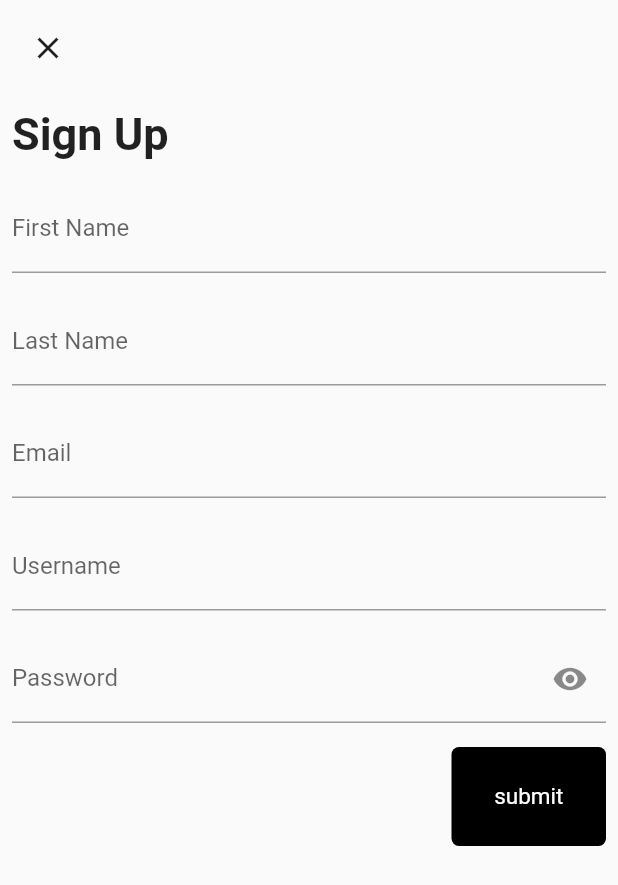
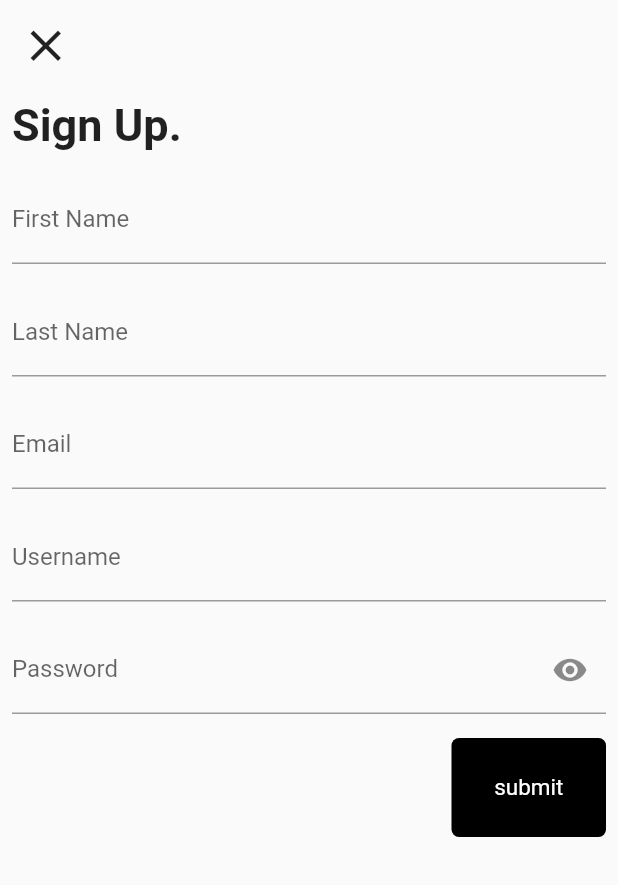
Before and after one commit to moak13/auth_app, a Flutter app: the SignupView screen opened by its route, on a phone screen of 412 x 824 dp. Shown: the top 885 px of the screen. Run offline on Flutter 3.47's test engine with Material 2 defaults, Android fonts, the phone set to English and light mode, and no system bars; our stand-ins replace auto_route, data_connection_checker, equatable, floor, get_it, shared_preferences and 2 more; accounts and stored records are empty.

Commit message:
ui touches

```diff
--- a/lib/features/login/view/login_view.dart
+++ b/lib/features/login/view/login_view.dart
@@ -27,7 +27,7 @@ class _LoginViewState extends State<LoginView> {
             child: ListView(
               children: <Widget>[
                 Padding(
-                  padding: const EdgeInsets.all(8.0),
+                  padding: const EdgeInsets.all(5.0),
                   child: Align(
                     alignment: Alignment.topLeft,
                     child: IconButton(
--- a/lib/features/signup/view/signup_view.dart
+++ b/lib/features/signup/view/signup_view.dart
@@ -30,11 +30,14 @@ class _SignupViewState extends State<SignupView> {
               child: ListView(
                 children: <Widget>[
                   Padding(
-                    padding: const EdgeInsets.all(8.0),
+                    padding: const EdgeInsets.all(5.0),
                     child: Align(
                       alignment: Alignment.topLeft,
                       child: IconButton(
-                        icon: Icon(Icons.clear),
+                        icon: Icon(
+                          Icons.clear,
+                          size: 35,
+                        ),
                         onPressed: () => model.popPage(),
                       ),
                     ),
@@ -42,7 +45,7 @@ class _SignupViewState extends State<SignupView> {
                   Padding(
                     padding: const EdgeInsets.all(8.0),
                     child: Text(
-                      'Sign Up',
+                      'Sign Up.',
                       style: TextStyle(
                         fontSize: sizeText * 30,
                         fontWeight: FontWeight.bold,
```
